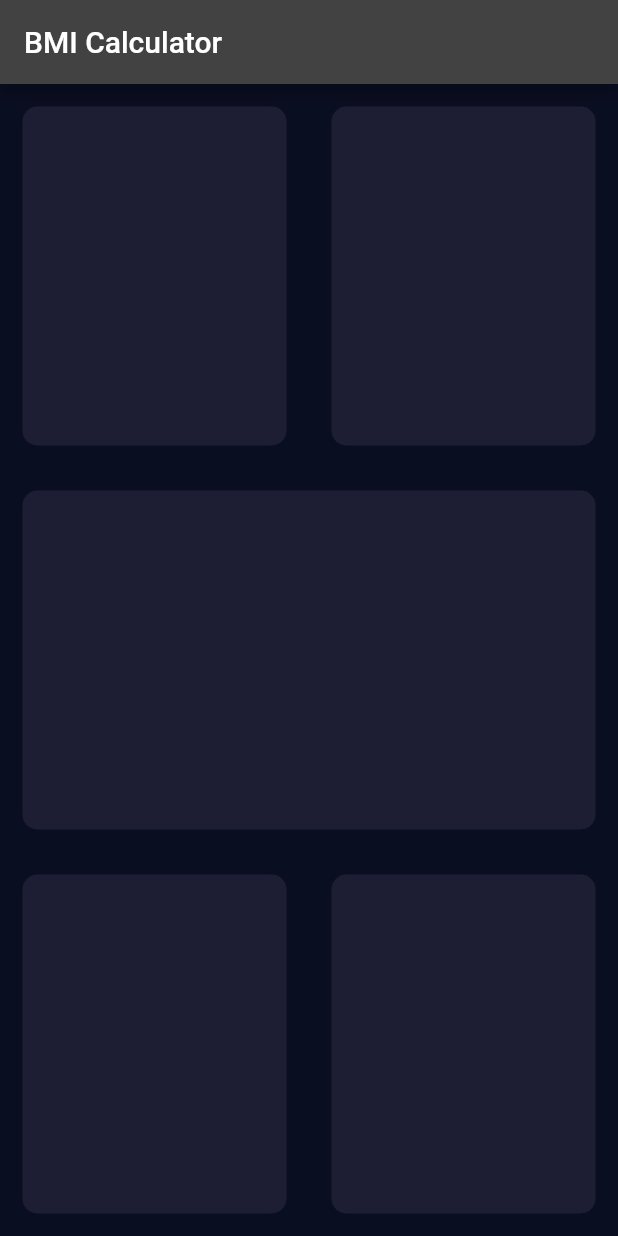
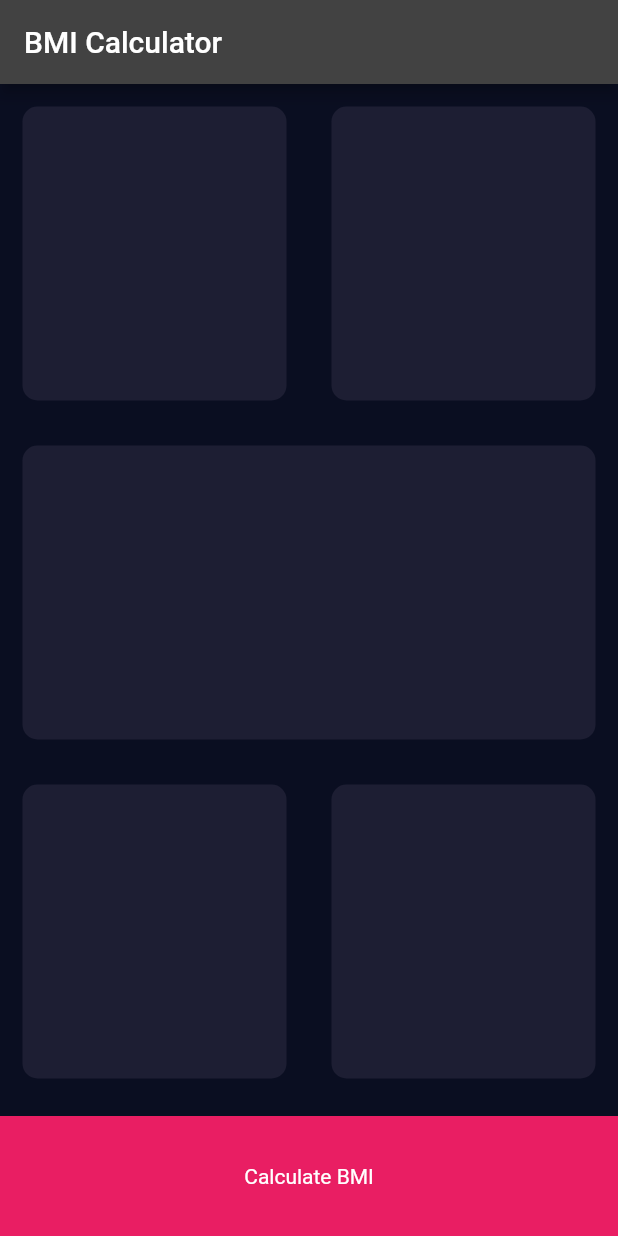
Before and after one commit to handsomemofokeng/bmi_calculator, a Flutter app: the screen it shows after launch, on a phone screen of 412 x 824 dp. Run offline on Flutter 3.47's test engine with Material 2 defaults, Android fonts, the phone set to English and light mode, and no system bars.

Commit message:
reformatted constan fields

```diff
--- a/lib/input_page.dart
+++ b/lib/input_page.dart
@@ -1,4 +1,8 @@
 import 'package:flutter/material.dart';
+
+const bottomContainerHeight = 80.0;
+const activeCardColour = Color(0xFF1D1E33);
+const bottomContainerColor = Colors.pink;
 
 class InputPage extends StatefulWidget {
   const InputPage({Key? key}) : super(key: key);
@@ -20,21 +24,13 @@ class _InputPageState extends State<InputPage> {
             child: Row(
               children: <Widget>[
                 Expanded(
-                  child: Container(
-                    margin: const EdgeInsets.all(15.0),
-                    decoration: BoxDecoration(
-                      color: const Color(0xFF1D1E33),
-                      borderRadius: BorderRadius.circular(10.0),
-                    ),
+                  child: ReusableCard(
+                    colour: activeCardColour,
                   ),
                 ),
                 Expanded(
-                  child: Container(
-                    margin: const EdgeInsets.all(15.0),
-                    decoration: BoxDecoration(
-                      color: const Color(0xFF1D1E33),
-                      borderRadius: BorderRadius.circular(10.0),
-                    ),
+                  child: ReusableCard(
+                    colour: activeCardColour,
                   ),
                 ),
               ],
@@ -44,12 +40,8 @@ class _InputPageState extends State<InputPage> {
             child: Row(
               children: <Widget>[
                 Expanded(
-                  child: Container(
-                    margin: const EdgeInsets.all(15.0),
-                    decoration: BoxDecoration(
-                      color: const Color(0xFF1D1E33),
-                      borderRadius: BorderRadius.circular(10.0),
-                    ),
+                  child: ReusableCard(
+                    colour: activeCardColour,
                   ),
                 ),
               ],
@@ -59,28 +51,47 @@ class _InputPageState extends State<InputPage> {
             child: Row(
               children: <Widget>[
                 Expanded(
-                  child: Container(
-                    margin: const EdgeInsets.all(15.0),
-                    decoration: BoxDecoration(
-                      color: const Color(0xFF1D1E33),
-                      borderRadius: BorderRadius.circular(10.0),
-                    ),
+                  child: ReusableCard(
+                    colour: activeCardColour,
                   ),
                 ),
                 Expanded(
-                  child: Container(
-                    margin: const EdgeInsets.all(15.0),
-                    decoration: BoxDecoration(
-                      color: const Color(0xFF1D1E33),
-                      borderRadius: BorderRadius.circular(10.0),
-                    ),
+                  child: ReusableCard(
+                    colour: activeCardColour,
                   ),
                 ),
               ],
             ),
           ),
+          Container(
+            height: bottomContainerHeight,
+            color: bottomContainerColor,
+            margin: const EdgeInsets.only(top: 10.0),
+            child: const Expanded(
+              child: Center(
+                child: Text('Calculate BMI'),
+              ),
+            ),
+          )
         ],
       ),
     );
   }
 }
+
+class ReusableCard extends StatelessWidget {
+  final Color colour;
+
+  ReusableCard({required this.colour});
+
+  @override
+  Widget build(BuildContext context) {
+    return Container(
+      margin: const EdgeInsets.all(15.0),
+      decoration: BoxDecoration(
+        color: colour,
+        borderRadius: BorderRadius.circular(10.0),
+      ),
+    );
+  }
+}
```
